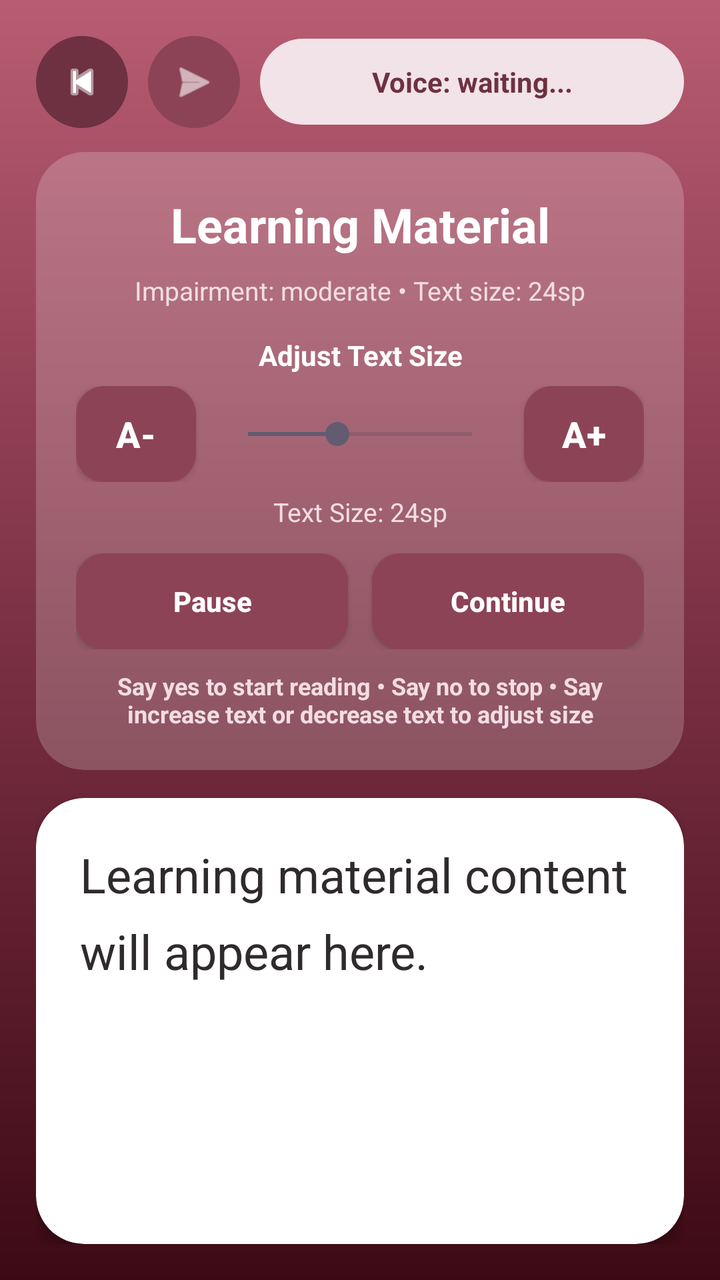
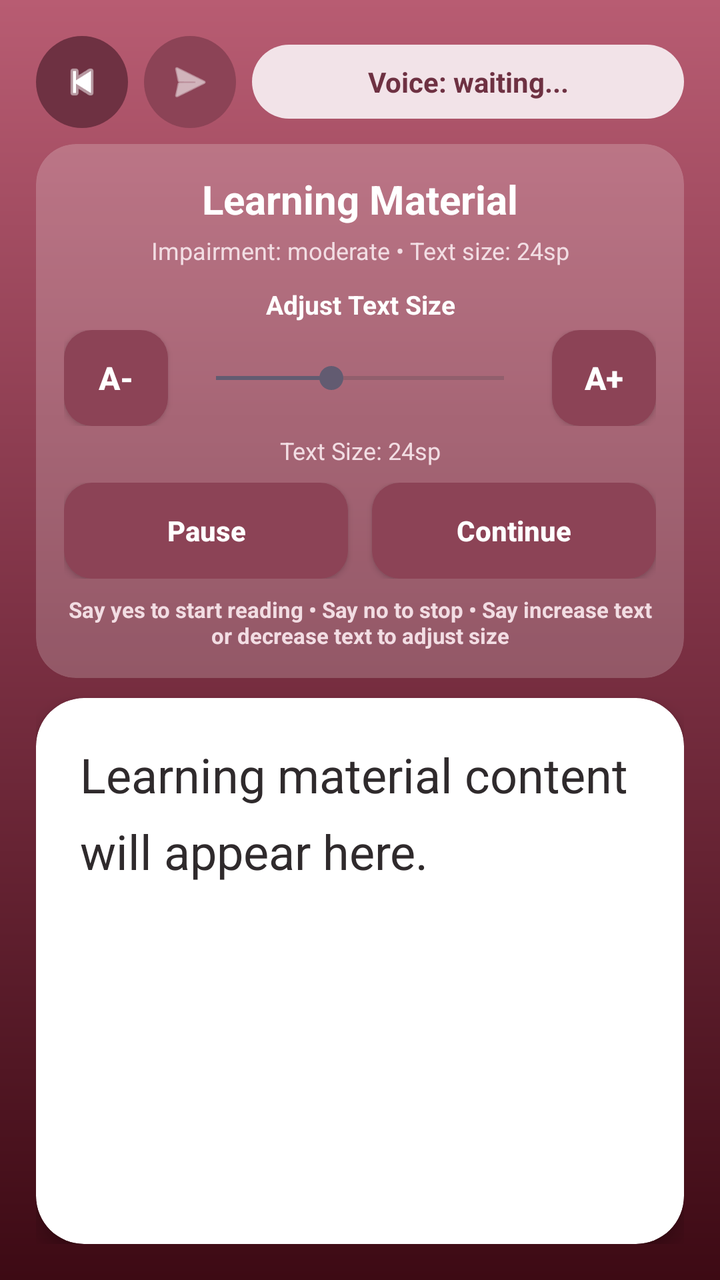

An Android layout rendered at two revisions. The XML below is the earlier revision; the diff shows what the commit changed to produce the second picture.
<!-- AndroidManifest.xml: application theme Theme.VisualEyes -->
<!-- res/layout/activity_accessible_material.xml -->
<?xml version="1.0" encoding="utf-8"?>
<FrameLayout xmlns:android="http://schemas.android.com/apk/res/android"
    xmlns:app="http://schemas.android.com/apk/res-auto"
    android:layout_width="match_parent"
    android:layout_height="match_parent"
    android:fitsSystemWindows="true"
    android:background="@drawable/bg_viewer_gradient_bg">

    <LinearLayout
        android:layout_width="match_parent"
        android:layout_height="match_parent"
        android:orientation="vertical"
        android:paddingStart="18dp"
        android:paddingTop="18dp"
        android:paddingEnd="18dp"
        android:paddingBottom="18dp">

        <LinearLayout
            android:layout_width="match_parent"
            android:layout_height="wrap_content"
            android:layout_marginBottom="12dp"
            android:gravity="center_vertical"
            android:orientation="horizontal">

            <ImageView
                android:id="@+id/btnBack"
                android:layout_width="46dp"
                android:layout_height="46dp"
                android:layout_marginEnd="10dp"
                android:background="@drawable/bg_icon_button_ripple"
                android:contentDescription="@string/back"
                android:padding="11dp"
                android:src="@android:drawable/ic_media_previous"
                app:tint="#FFFFFF" />

            <ImageView
                android:id="@+id/btnFeedback"
                android:layout_width="46dp"
                android:layout_height="46dp"
                android:layout_marginEnd="10dp"
                android:background="@drawable/bg_icon_button_ripple_accent"
                android:contentDescription="Feedback"
                android:padding="11dp"
                android:src="@android:drawable/ic_menu_send"
                app:tint="#FFFFFF" />
            <TextView
                android:id="@+id/txtVoiceStatus"
                android:layout_width="0dp"
                android:layout_height="wrap_content"
                android:layout_weight="1"
                android:background="@drawable/bg_voice_chip_soft"
                android:gravity="center"
                android:paddingStart="14dp"
                android:paddingTop="12dp"
                android:paddingEnd="14dp"
                android:paddingBottom="12dp"
                android:text="@string/voice_waiting"
                android:textColor="#6E3142"
                android:textSize="14sp"
                android:textStyle="bold" />
        </LinearLayout>

        <androidx.cardview.widget.CardView
            android:id="@+id/cardControls"
            android:layout_width="match_parent"
            android:layout_height="wrap_content"
            android:layout_marginBottom="14dp"
            app:cardBackgroundColor="#33FFFFFF"
            app:cardCornerRadius="24dp"
            app:cardElevation="0dp">

            <LinearLayout
                android:layout_width="match_parent"
                android:layout_height="wrap_content"
                android:orientation="vertical"
                android:padding="20dp">

                <TextView
                    android:id="@+id/txtReaderTitle"
                    android:layout_width="match_parent"
                    android:layout_height="wrap_content"
                    android:gravity="center"
                    android:text="Learning Material"
                    android:textColor="#FFFFFF"
                    android:textSize="24sp"
                    android:textStyle="bold" />

                <TextView
                    android:id="@+id/txtReaderInfo"
                    android:layout_width="match_parent"
                    android:layout_height="wrap_content"
                    android:layout_marginTop="8dp"
                    android:gravity="center"
                    android:text="Impairment: moderate • Text size: 24sp"
                    android:textColor="#F2DDE3"
                    android:textSize="13sp" />

                <LinearLayout
                    android:layout_width="match_parent"
                    android:layout_height="wrap_content"
                    android:layout_marginTop="14dp"
                    android:orientation="vertical">

                    <TextView
                        android:id="@+id/txtAdjustTextSizeLabel"
                        android:layout_width="match_parent"
                        android:layout_height="wrap_content"
                        android:layout_marginBottom="6dp"
                        android:gravity="center"
                        android:text="Adjust Text Size"
                        android:textColor="#FFFFFF"
                        android:textSize="14sp"
                        android:textStyle="bold" />

                    <LinearLayout
                        android:layout_width="match_parent"
                        android:layout_height="wrap_content"
                        android:gravity="center_vertical"
                        android:orientation="horizontal">

                        <android.widget.Button
                            android:id="@+id/btnDecreaseText"
                            android:layout_width="60dp"
                            android:layout_height="48dp"
                            android:background="@drawable/bg_button_ripple_squared"
                            android:backgroundTint="@null"
                            android:text="A-"
                            android:textColor="#FFFFFF"
                            android:textSize="18sp"
                            android:textStyle="bold" />

                        <SeekBar
                            android:id="@+id/seekTextSize"
                            android:layout_width="0dp"
                            android:layout_height="40dp"
                            android:layout_marginStart="10dp"
                            android:layout_marginEnd="10dp"
                            android:layout_weight="1"
                            android:max="10"
                            android:progress="4" />

                        <android.widget.Button
                            android:id="@+id/btnIncreaseText"
                            android:layout_width="60dp"
                            android:layout_height="48dp"
                            android:background="@drawable/bg_button_ripple_squared"
                            android:backgroundTint="@null"
                            android:text="A+"
                            android:textColor="#FFFFFF"
                            android:textSize="18sp"
                            android:textStyle="bold" />
                    </LinearLayout>

                    <TextView
                        android:id="@+id/txtCurrentSize"
                        android:layout_width="match_parent"
                        android:layout_height="wrap_content"
                        android:layout_marginTop="6dp"
                        android:gravity="center"
                        android:text="Text Size: 24sp"
                        android:textColor="#F2DDE3"
                        android:textSize="13sp" />

                    <LinearLayout
                        android:layout_width="match_parent"
                        android:layout_height="wrap_content"
                        android:layout_marginTop="12dp"
                        android:gravity="center_vertical"
                        android:orientation="horizontal">

                        <android.widget.Button
                            android:id="@+id/btnPauseReading"
                            android:layout_width="0dp"
                            android:layout_height="48dp"
                            android:layout_weight="1"
                            android:layout_marginEnd="6dp"
                            android:background="@drawable/bg_button_ripple_squared"
                            android:backgroundTint="@null"
                            android:text="Pause"
                            android:textAllCaps="false"
                            android:textColor="#FFFFFF"
                            android:textSize="14sp"
                            android:textStyle="bold" />

                        <android.widget.Button
                            android:id="@+id/btnContinueReading"
                            android:layout_width="0dp"
                            android:layout_height="48dp"
                            android:layout_weight="1"
                            android:layout_marginStart="6dp"
                            android:background="@drawable/bg_button_ripple_squared"
                            android:backgroundTint="@null"
                            android:text="Continue"
                            android:textAllCaps="false"
                            android:textColor="#FFFFFF"
                            android:textSize="14sp"
                            android:textStyle="bold" />
                    </LinearLayout>
                </LinearLayout>

                <TextView
                    android:id="@+id/txtVoiceHint"
                    android:layout_width="match_parent"
                    android:layout_height="wrap_content"
                    android:layout_marginTop="10dp"
                    android:gravity="center"
                    android:text="Say yes to start reading • Say no to stop • Say increase text or decrease text to adjust size"
                    android:textColor="#F2DDE3"
                    android:textSize="12sp"
                    android:textStyle="bold" />
            </LinearLayout>
        </androidx.cardview.widget.CardView>

        <androidx.cardview.widget.CardView
            android:id="@+id/cardContent"
            android:layout_width="match_parent"
            android:layout_height="0dp"
            android:layout_weight="1"
            app:cardBackgroundColor="#FFFFFF"
            app:cardCornerRadius="24dp"
            app:cardElevation="5dp">

            <ScrollView
                android:id="@+id/scrollView"
                android:layout_width="match_parent"
                android:layout_height="match_parent"
                android:fillViewport="true"
                android:scrollbars="none">

                <LinearLayout
                    android:id="@+id/contentContainer"
                    android:layout_width="match_parent"
                    android:layout_height="wrap_content"
                    android:orientation="vertical"
                    android:padding="22dp">

                    <TextView
                        android:id="@+id/txtReaderContent"
                        android:layout_width="match_parent"
                        android:layout_height="wrap_content"
                        android:lineSpacingExtra="10dp"
                        android:text="Learning material content will appear here."
                        android:textColor="#2F2A2C"
                        android:textSize="24sp" />

                </LinearLayout>
            </ScrollView>
        </androidx.cardview.widget.CardView>

    </LinearLayout>

</FrameLayout>
<!-- resources referenced by this layout -->
<resources>
  <!-- drawable bg_button_ripple_squared (drawable) -->
  <?xml version="1.0" encoding="utf-8"?>
  <ripple xmlns:android="http://schemas.android.com/apk/res/android"
      android:color="#55FFFFFF">
      <item>
          <shape android:shape="rectangle">
              <corners android:radius="14dp" />
              <solid android:color="#8C4356" />
          </shape>
      </item>
  </ripple>
  <!-- drawable bg_icon_button_ripple (drawable) -->
  <?xml version="1.0" encoding="utf-8"?>
  <ripple xmlns:android="http://schemas.android.com/apk/res/android"
      android:color="#55FFFFFF">
      <item>
          <shape android:shape="oval">
              <solid android:color="#6E3142" />
          </shape>
      </item>
  </ripple>
  <!-- drawable bg_icon_button_ripple_accent (drawable) -->
  <?xml version="1.0" encoding="utf-8"?>
  <ripple xmlns:android="http://schemas.android.com/apk/res/android"
      android:color="#55FFFFFF">
      <item>
          <shape android:shape="oval">
              <solid android:color="#8C4356" />
          </shape>
      </item>
  </ripple>
  <!-- drawable bg_viewer_gradient_bg (drawable) -->
  <?xml version="1.0" encoding="utf-8"?>
  <shape xmlns:android="http://schemas.android.com/apk/res/android" android:shape="rectangle">
      <gradient
          android:angle="90"
          android:startColor="#3D0A14"
          android:centerColor="#7B3043"
          android:endColor="#B85C72" />
  </shape>
  <!-- drawable bg_voice_chip_soft (drawable) -->
  <shape xmlns:android="http://schemas.android.com/apk/res/android">
      <solid android:color="#F2E3E8" />
      <corners android:radius="22dp" />
  </shape>
  <string name="back">Back</string>
  <string name="voice_waiting">Voice: waiting...</string>
  <style name="Theme.VisualEyes" parent="Base.Theme.VisualEyes" />
  <style name="Base.Theme.VisualEyes" parent="Theme.Material3.DayNight.NoActionBar">
          
          
          
          <item name="android:windowActivityTransitions">true</item>
          
          <item name="android:windowBackground">@color/color_background</item>
      </style>
  <color name="color_background">#FAF7F8</color>
</resources>

<!-- the commit's change to res/layout/activity_accessible_material.xml (unified diff, before → after) -->
@@ -18,7 +18,7 @@
         <LinearLayout
             android:layout_width="match_parent"
             android:layout_height="wrap_content"
-            android:layout_marginBottom="12dp"
+            android:layout_marginBottom="8dp"
             android:gravity="center_vertical"
             android:orientation="horizontal">
 
@@ -26,7 +26,7 @@
                 android:id="@+id/btnBack"
                 android:layout_width="46dp"
                 android:layout_height="46dp"
-                android:layout_marginEnd="10dp"
+                android:layout_marginEnd="8dp"
                 android:background="@drawable/bg_icon_button_ripple"
                 android:contentDescription="@string/back"
                 android:padding="11dp"
@@ -37,7 +37,7 @@
                 android:id="@+id/btnFeedback"
                 android:layout_width="46dp"
                 android:layout_height="46dp"
-                android:layout_marginEnd="10dp"
+                android:layout_marginEnd="8dp"
                 android:background="@drawable/bg_icon_button_ripple_accent"
                 android:contentDescription="Feedback"
                 android:padding="11dp"
@@ -51,9 +51,9 @@
                 android:background="@drawable/bg_voice_chip_soft"
                 android:gravity="center"
                 android:paddingStart="14dp"
-                android:paddingTop="12dp"
+                android:paddingTop="9dp"
                 android:paddingEnd="14dp"
-                android:paddingBottom="12dp"
+                android:paddingBottom="9dp"
                 android:text="@string/voice_waiting"
                 android:textColor="#6E3142"
                 android:textSize="14sp"
@@ -64,16 +64,16 @@
             android:id="@+id/cardControls"
             android:layout_width="match_parent"
             android:layout_height="wrap_content"
-            android:layout_marginBottom="14dp"
+            android:layout_marginBottom="10dp"
             app:cardBackgroundColor="#33FFFFFF"
-            app:cardCornerRadius="24dp"
+            app:cardCornerRadius="20dp"
             app:cardElevation="0dp">
 
             <LinearLayout
                 android:layout_width="match_parent"
                 android:layout_height="wrap_content"
                 android:orientation="vertical"
-                android:padding="20dp">
+                android:padding="14dp">
 
                 <TextView
                     android:id="@+id/txtReaderTitle"
@@ -82,34 +82,34 @@
                     android:gravity="center"
                     android:text="Learning Material"
                     android:textColor="#FFFFFF"
-                    android:textSize="24sp"
+                    android:textSize="20sp"
                     android:textStyle="bold" />
 
                 <TextView
                     android:id="@+id/txtReaderInfo"
                     android:layout_width="match_parent"
                     android:layout_height="wrap_content"
-                    android:layout_marginTop="8dp"
+                    android:layout_marginTop="4dp"
                     android:gravity="center"
                     android:text="Impairment: moderate • Text size: 24sp"
                     android:textColor="#F2DDE3"
-                    android:textSize="13sp" />
+                    android:textSize="12sp" />
 
                 <LinearLayout
                     android:layout_width="match_parent"
                     android:layout_height="wrap_content"
-                    android:layout_marginTop="14dp"
+                    android:layout_marginTop="10dp"
                     android:orientation="vertical">
 
                     <TextView
                         android:id="@+id/txtAdjustTextSizeLabel"
                         android:layout_width="match_parent"
                         android:layout_height="wrap_content"
-                        android:layout_marginBottom="6dp"
+                        android:layout_marginBottom="4dp"
                         android:gravity="center"
                         android:text="Adjust Text Size"
                         android:textColor="#FFFFFF"
-                        android:textSize="14sp"
+                        android:textSize="13sp"
                         android:textStyle="bold" />
 
                     <LinearLayout
@@ -120,34 +120,34 @@
 
                         <android.widget.Button
                             android:id="@+id/btnDecreaseText"
-                            android:layout_width="60dp"
+                            android:layout_width="52dp"
                             android:layout_height="48dp"
                             android:background="@drawable/bg_button_ripple_squared"
                             android:backgroundTint="@null"
                             android:text="A-"
                             android:textColor="#FFFFFF"
-                            android:textSize="18sp"
+                            android:textSize="16sp"
                             android:textStyle="bold" />
 
                         <SeekBar
                             android:id="@+id/seekTextSize"
                             android:layout_width="0dp"
                             android:layout_height="40dp"
-                            android:layout_marginStart="10dp"
-                            android:layout_marginEnd="10dp"
+                            android:layout_marginStart="8dp"
+                            android:layout_marginEnd="8dp"
                             android:layout_weight="1"
                             android:max="10"
                             android:progress="4" />
 
                         <android.widget.Button
                             android:id="@+id/btnIncreaseText"
-                            android:layout_width="60dp"
+                            android:layout_width="52dp"
                             android:layout_height="48dp"
                             android:background="@drawable/bg_button_ripple_squared"
                             android:backgroundTint="@null"
                             android:text="A+"
                             android:textColor="#FFFFFF"
-                            android:textSize="18sp"
+                            android:textSize="16sp"
                             android:textStyle="bold" />
                     </LinearLayout>
 
@@ -155,16 +155,16 @@
                         android:id="@+id/txtCurrentSize"
                         android:layout_width="match_parent"
                         android:layout_height="wrap_content"
-                        android:layout_marginTop="6dp"
+                        android:layout_marginTop="4dp"
                         android:gravity="center"
                         android:text="Text Size: 24sp"
                         android:textColor="#F2DDE3"
-                        android:textSize="13sp" />
+                        android:textSize="12sp" />
 
                     <LinearLayout
                         android:layout_width="match_parent"
                         android:layout_height="wrap_content"
-                        android:layout_marginTop="12dp"
+                        android:layout_marginTop="8dp"
                         android:gravity="center_vertical"
                         android:orientation="horizontal">
 
@@ -202,11 +202,11 @@
                     android:id="@+id/txtVoiceHint"
                     android:layout_width="match_parent"
                     android:layout_height="wrap_content"
-                    android:layout_marginTop="10dp"
+                    android:layout_marginTop="8dp"
                     android:gravity="center"
                     android:text="Say yes to start reading • Say no to stop • Say increase text or decrease text to adjust size"
                     android:textColor="#F2DDE3"
-                    android:textSize="12sp"
+                    android:textSize="11sp"
                     android:textStyle="bold" />
             </LinearLayout>
         </androidx.cardview.widget.CardView>
